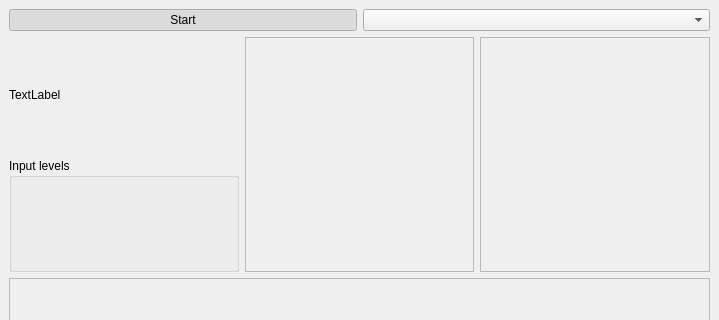
First picture: the form in friture.ui, repository tlecomte/friture, before the edit; both pictures show x 0 to 719 and y 0 to 320 of the 719 by 573 pixel window.
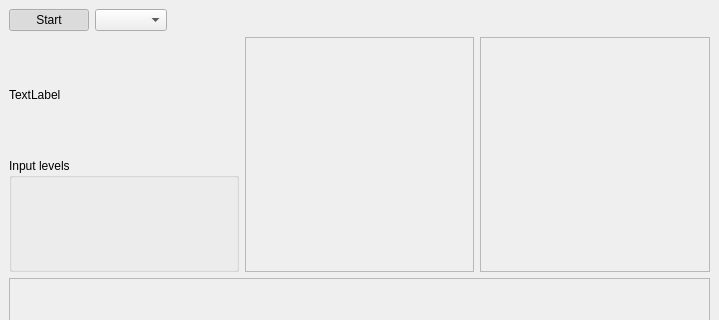
Second picture: the form after the edit. Custom widgets are drawn as their Qt base class.

Commit message: Add a spacer in the first horizontal layout to give a more natural size to the buttons.

The edit to the form file:
```diff
--- a/friture.ui
+++ b/friture.ui
@@ -36,6 +36,19 @@
       <item>
        <widget class="QComboBox" name="comboBox_inputDevice"/>
       </item>
+      <item>
+       <spacer name="horizontalSpacer">
+        <property name="orientation">
+         <enum>Qt::Horizontal</enum>
+        </property>
+        <property name="sizeHint" stdset="0">
+         <size>
+          <width>40</width>
+          <height>20</height>
+         </size>
+        </property>
+       </spacer>
+      </item>
      </layout>
     </item>
     <item>
```
The commit also changes 1 other file.
